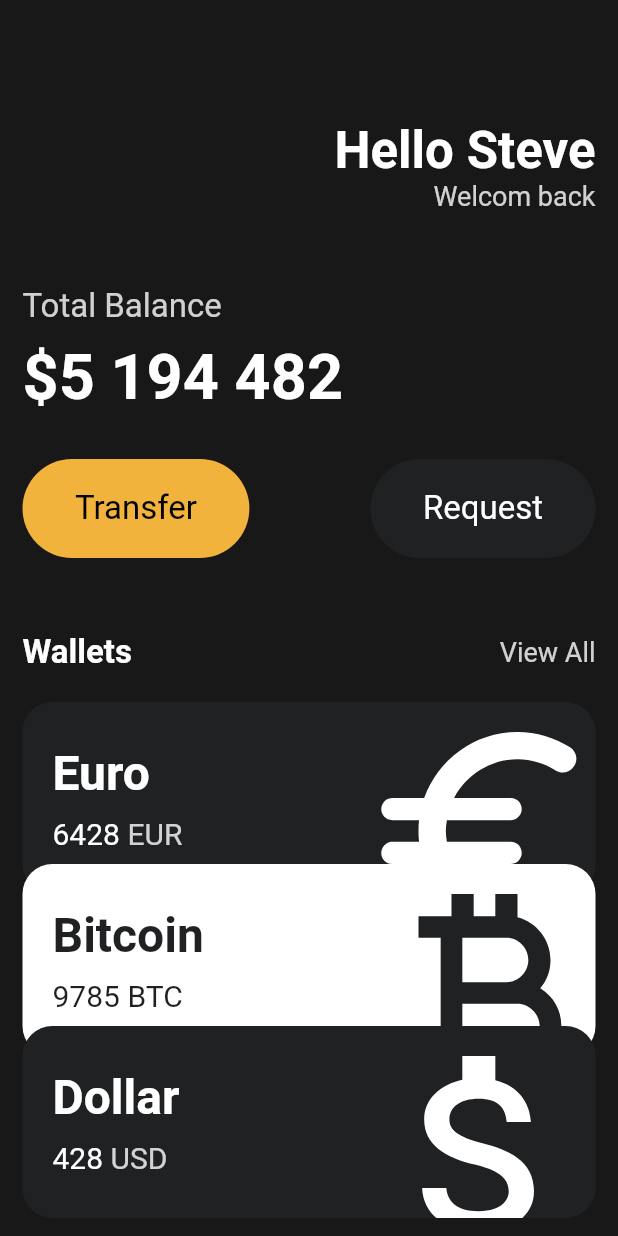
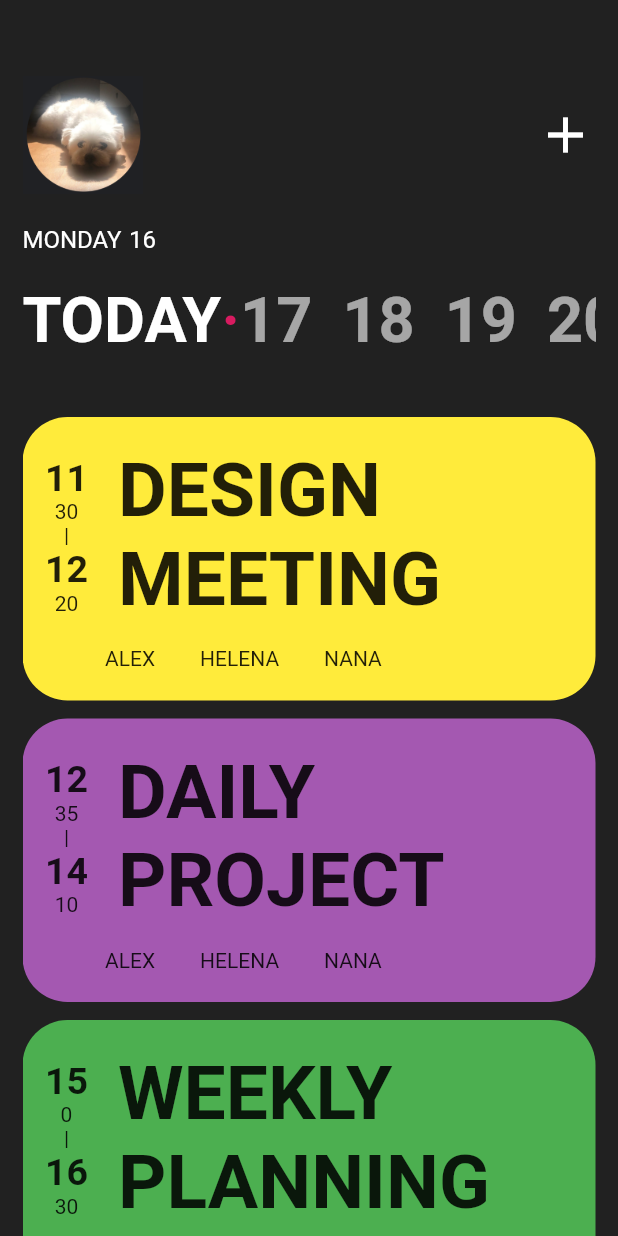
Before and after one commit to dobecom/dartflutter, a Flutter app: the screen it shows after launch, on a phone screen of 412 x 824 dp. Run offline on Flutter 3.47's test engine with Material 2 defaults, Android fonts, the phone set to English and light mode, and no system bars.

Commit message:
UI Clone - My Schedule

```diff
--- /dev/null
+++ b/lib/home_widgets/clone_app.dart
@@ -0,0 +1,255 @@
+import 'package:flutter/material.dart';
+
+class CloneApp extends StatelessWidget {
+  const CloneApp({super.key});
+
+  @override
+  Widget build(BuildContext context) {
+    // TODO: 1. 오늘 이후 남은 날짜를 List로 넘겨서 Text Widget을 여러개 리턴하도록 수정 필요
+    // final remainedDate = [17, 18, 19, 20, 21, 22];
+    return MaterialApp(
+      home: Scaffold(
+        backgroundColor: Colors.grey[900],
+        body: Padding(
+          padding: const EdgeInsets.symmetric(horizontal: 15),
+          child: SingleChildScrollView(
+            child: Column(children: [
+              const SizedBox(
+                height: 50,
+              ),
+              const Row(
+                mainAxisAlignment: MainAxisAlignment.spaceBetween,
+                children: [
+                  Image(
+                    image: AssetImage('lib/assets/images/profile.png'),
+                    width: 80,
+                    height: 80,
+                  ),
+                  Icon(
+                    Icons.add,
+                    color: Colors.white,
+                    size: 40,
+                  ),
+                ],
+              ),
+              const SizedBox(
+                height: 20,
+              ),
+              const Row(
+                children: [
+                  Text(
+                    'MONDAY',
+                    style: TextStyle(fontSize: 16, color: Colors.white),
+                  ),
+                  SizedBox(
+                    width: 5,
+                  ),
+                  Text(
+                    '16',
+                    style: TextStyle(fontSize: 16, color: Colors.white),
+                  ),
+                ],
+              ),
+              const SizedBox(
+                height: 20,
+              ),
+              SingleChildScrollView(
+                scrollDirection: Axis.horizontal,
+                child: Row(
+                  mainAxisAlignment: MainAxisAlignment.start,
+                  children: [
+                    const Text(
+                      'TODAY',
+                      style: TextStyle(
+                          fontSize: 42,
+                          color: Colors.white,
+                          fontWeight: FontWeight.w600),
+                    ),
+                    Text(
+                      '·',
+                      style: TextStyle(
+                          fontSize: 42,
+                          color: Colors.pink[600],
+                          fontWeight: FontWeight.w600),
+                    ),
+                    Text(
+                      '17',
+                      style: TextStyle(
+                          fontSize: 42,
+                          color: Colors.white.withOpacity(0.6),
+                          fontWeight: FontWeight.w600),
+                    ),
+                    const SizedBox(
+                      width: 20,
+                    ),
+                    Text(
+                      '18',
+                      style: TextStyle(
+                          fontSize: 42,
+                          color: Colors.white.withOpacity(0.6),
+                          fontWeight: FontWeight.w600),
+                    ),
+                    const SizedBox(
+                      width: 20,
+                    ),
+                    Text(
+                      '19',
+                      style: TextStyle(
+                          fontSize: 42,
+                          color: Colors.white.withOpacity(0.6),
+                          fontWeight: FontWeight.w600),
+                    ),
+                    const SizedBox(
+                      width: 20,
+                    ),
+                    Text(
+                      '20',
+                      style: TextStyle(
+                          fontSize: 42,
+                          color: Colors.white.withOpacity(0.6),
+                          fontWeight: FontWeight.w600),
+                    ),
+                  ],
+                ),
+              ),
+              const SizedBox(
+                height: 40,
+              ),
+              // TODO: 3. 미팅 참가자들도 마찬가지로 List로 명단을 넘겨서 ListView.builder?로 처리하는 방법 적용 필요
+              const ScheduleCard(
+                order: 0,
+                bgColor: Colors.yellow,
+                startHour: 11,
+                startMinute: 30,
+                endHour: 12,
+                endMinute: 20,
+                firstWord: 'DESIGN',
+                secondWord: 'MEETING',
+              ),
+              const ScheduleCard(
+                order: 1,
+                bgColor: Color.fromARGB(255, 164, 88, 177),
+                startHour: 12,
+                startMinute: 35,
+                endHour: 14,
+                endMinute: 10,
+                firstWord: 'DAILY',
+                secondWord: 'PROJECT',
+              ),
+              const ScheduleCard(
+                order: 2,
+                bgColor: Colors.green,
+                startHour: 15,
+                startMinute: 00,
+                endHour: 16,
+                endMinute: 30,
+                firstWord: 'WEEKLY',
+                secondWord: 'PLANNING',
+              ),
+            ]),
+          ),
+        ),
+      ),
+    );
+  }
+}
+
+class ScheduleCard extends StatelessWidget {
+  final Color bgColor;
+  final int startHour;
+  final int startMinute;
+  final int endHour;
+  final int endMinute;
+  final String firstWord;
+  final String secondWord;
+  final int order;
+
+  const ScheduleCard({
+    super.key,
+    required this.bgColor,
+    required this.startHour,
+    required this.startMinute,
+    required this.endHour,
+    required this.endMinute,
+    required this.firstWord,
+    required this.secondWord,
+    required this.order,
+  });
+
+  @override
+  Widget build(BuildContext context) {
+    return Transform.translate(
+      offset: Offset(0, order * 12),
+      child: Container(
+        decoration: BoxDecoration(
+          color: bgColor,
+          borderRadius: const BorderRadius.all(Radius.circular(30)),
+        ),
+        child: Padding(
+          padding: const EdgeInsets.symmetric(horizontal: 15, vertical: 20),
+          child: Column(
+            children: [
+              Row(
+                children: [
+                  Column(
+                    children: [
+                      Text(
+                        startHour.toString(),
+                        style: const TextStyle(
+                          fontSize: 25,
+                          fontWeight: FontWeight.w600,
+                        ),
+                      ),
+                      Text(startMinute.toString()),
+                      const Text('|'),
+                      Text(
+                        endHour.toString(),
+                        style: const TextStyle(
+                          fontSize: 25,
+                          fontWeight: FontWeight.w600,
+                        ),
+                      ),
+                      Text(endMinute.toString()),
+                    ],
+                  ),
+                  const SizedBox(
+                    width: 20,
+                  ),
+                  Text(
+                    '$firstWord \n$secondWord',
+                    style: const TextStyle(
+                      fontSize: 50,
+                      fontWeight: FontWeight.w600,
+                    ),
+                    // TODO: 2. Row 안에서 텍스트 줄바꿈 방법?
+                    // overflow: TextOverflow.visible,
+                    // softWrap: true,
+                  ),
+                ],
+              ),
+              const SizedBox(
+                height: 15,
+              ),
+              const Row(
+                children: [
+                  SizedBox(
+                    width: 40,
+                  ),
+                  Text('ALEX'),
+                  SizedBox(
+                    width: 30,
+                  ),
+                  Text('HELENA'),
+                  SizedBox(
+                    width: 30,
+                  ),
+                  Text('NANA'),
+                ],
+              ),
+            ],
+          ),
+        ),
+      ),
+    );
+  }
+}
--- a/lib/main.dart
+++ b/lib/main.dart
@@ -1,6 +1,6 @@
-import 'package:dartflutter/widgets/button.dart';
-import 'package:dartflutter/widgets/currency_card.dart';
 import 'package:flutter/material.dart';
+
+import 'home_widgets/clone_app.dart';
 
 class Player {
   final String name;
@@ -8,150 +8,10 @@ class Player {
 }
 
 void main() {
-  var steve = Player(name: 'Steve');
-  runApp(App(name: steve.name));
+  // 1. UI Challenge - My Wallet
+  // var steve = Player(name: 'Steve');
+  // runApp(StartApp(name: steve.name));
+
+  // 2. Clone App - My Schedule
+  runApp(const CloneApp());
 }
-
-class App extends StatelessWidget {
-  final String name;
-  const App({super.key, required this.name});
-
-  @override
-  Widget build(BuildContext context) {
-    return MaterialApp(
-      home: Scaffold(
-        // 16진법 색상코드 표기법 0xFF + 색상코드
-        // 또는 ARGB 표기법 0x + 알파값 + 색상코드 (Color에 커서 올리면 색상표 지원)
-        backgroundColor: const Color(0xFF181818),
-        body: SingleChildScrollView(
-          child: Padding(
-            padding: const EdgeInsets.symmetric(horizontal: 15),
-            child: Column(
-              crossAxisAlignment: CrossAxisAlignment.start,
-              children: [
-                // 공간 여백을 주기 위한 SizedBox
-                const SizedBox(
-                  height: 80,
-                ),
-                Row(
-                  mainAxisAlignment: MainAxisAlignment.end,
-                  children: [
-                    Column(
-                      crossAxisAlignment: CrossAxisAlignment.end,
-                      children: [
-                        Text(
-                          'Hello $name',
-                          style: const TextStyle(
-                              color: Colors.white,
-                              fontSize: 34,
-                              fontWeight: FontWeight.w600),
-                        ),
-                        Text(
-                          'Welcom back',
-                          style: TextStyle(
-                            color: Colors.white.withOpacity(0.8),
-                            fontSize: 18,
-                          ),
-                        ),
-                      ],
-                    ),
-                  ],
-                ),
-                const SizedBox(
-                  height: 50,
-                ),
-                Text(
-                  'Total Balance',
-                  style: TextStyle(
-                    color: Colors.white.withOpacity(0.8),
-                    fontSize: 22,
-                  ),
-                ),
-                const SizedBox(
-                  height: 10,
-                ),
-                const Text(
-                  '\$5 194 482',
-                  style: TextStyle(
-                      color: Colors.white,
-                      fontSize: 42,
-                      fontWeight: FontWeight.w600),
-                ),
-                const SizedBox(
-                  height: 30,
-                ),
-                const Row(
-                  // 리스트 요소 수만큼 공간을 동일하게 분할
-                  mainAxisAlignment: MainAxisAlignment.spaceBetween,
-                  children: [
-                    Button(
-                      text: 'Transfer',
-                      bgColor: Color(0xFFF1B33B),
-                      textColor: Colors.black,
-                    ),
-                    Button(
-                      text: 'Request',
-                      bgColor: Color(0xFF1F2123),
-                      textColor: Colors.white,
-                    ),
-                  ],
-                ),
-                const SizedBox(
-                  height: 50,
-                ),
-                Row(
-                  mainAxisAlignment: MainAxisAlignment.spaceBetween,
-                  children: [
-                    const Text(
-                      'Wallets',
-                      style: TextStyle(
-                          color: Colors.white,
-                          fontSize: 22,
-                          fontWeight: FontWeight.w600),
-                    ),
-                    Text(
-                      'View All',
-                      style: TextStyle(
-                        color: Colors.white.withOpacity(0.8),
-                        fontSize: 18,
-                      ),
-                    )
-                  ],
-                ),
-                const SizedBox(
-                  height: 20,
-                ),
-
-                //const Color(0xFF1F2123),
-                const CurrencyCard(
-                  icon: Icons.euro_rounded,
-                  currencyName: 'Euro',
-                  currencyAmount: '6428',
-                  currencyCode: 'EUR',
-                  isInverted: true,
-                  order: 0,
-                ),
-                const CurrencyCard(
-                  icon: Icons.currency_bitcoin,
-                  currencyName: 'Bitcoin',
-                  currencyAmount: '9785',
-                  currencyCode: 'BTC',
-                  isInverted: false,
-                  order: 1,
-                ),
-                const CurrencyCard(
-                  icon: Icons.attach_money_outlined,
-                  currencyName: 'Dollar',
-                  currencyAmount: '428',
-                  currencyCode: 'USD',
-                  isInverted: true,
-                  order: 2,
-                ),
-              ],
-            ),
-          ),
-        ),
-      ),
-    );
-  }
-}
--- a/pubspec.yaml
+++ b/pubspec.yaml
@@ -59,9 +59,8 @@ flutter:
   uses-material-design: true
 
   # To add assets to your application, add an assets section, like this:
-  # assets:
-  #   - images/a_dot_burr.jpeg
-  #   - images/a_dot_ham.jpeg
+  assets:
+    - lib/assets/images/
 
   # An image asset can refer to one or more resolution-specific "variants", see
   # https://flutter.dev/assets-and-images/#resolution-aware
```
Also changed, not shown: lib/home_widgets/start_app.dart (added, +148 -0 lines), lib/main_copy.dart (added, +157 -0 lines), lib/assets/images/profile.png (added), 1 other file.
